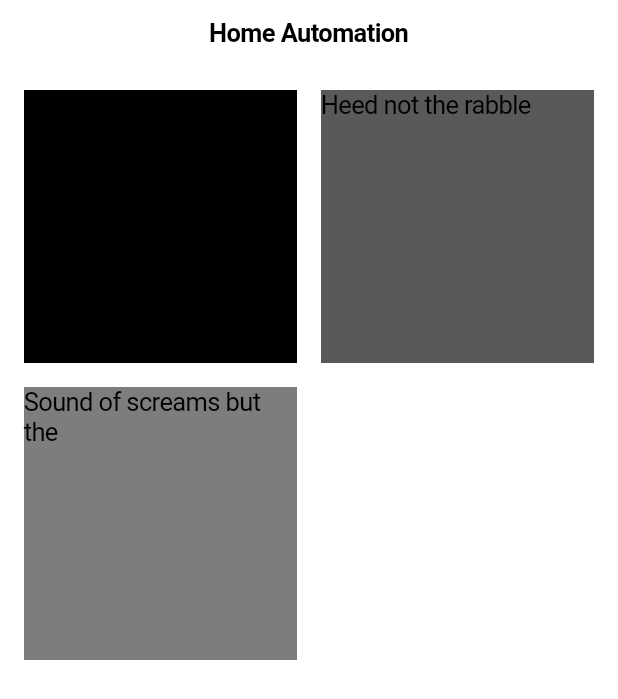
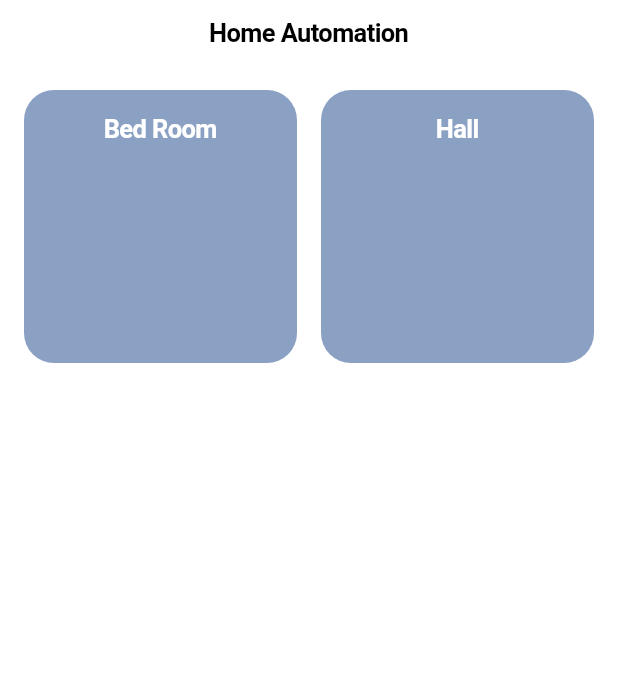
Before and after one commit to kumarayushkumar/Heimation, a Flutter app: the screen it shows after launch, on a phone screen of 412 x 824 dp. Shown: the top 699 px of the screen. Run offline on Flutter 3.47's test engine with Material 2 defaults, Android fonts, the phone set to English and light mode, and no system bars.

Commit message:
item widget created

```diff
--- a/lib/components/item.dart
+++ b/lib/components/item.dart
@@ -1,14 +1,52 @@
 import 'package:flutter/cupertino.dart';
-import '../variables.dart';
+import 'package:flutter/material.dart';
+import 'package:heimation/variables.dart';
 
-class Item extends StatelessWidget {
-  const Item({super.key});
+class Item extends StatefulWidget {
+  final double itemEdgeInsets;
+  final double borderRadius;
+  final String itemName;
+
+  const Item({
+    Key? key,
+    this.itemEdgeInsets = 16,
+    this.borderRadius = 20,
+    required this.itemName
+  }) : super(key: key);
+
+  @override
+  State<Item> createState() => _ItemState();
+}
+
+class _ItemState extends State<Item> {
+  bool _isOn = false;
 
   @override
   Widget build(BuildContext context) {
-    return Container(
-      color: CupertinoColors.black,
-      child: const Text("He'd have you all unravel at the"),
+    return GestureDetector(
+      onTap: () {
+        setState(() {
+          _isOn =_isOn ? false : true;
+        });
+      },
+      child: Container(
+        decoration: BoxDecoration(
+          borderRadius: BorderRadius.circular(borderRadius),
+          color: _isOn ? const Color(0xAA007FFF):const Color(0xAA5072A7),
+        ),
+        padding: const EdgeInsets.all(itemEdgeInsets),
+        child: Column(
+          children: <Widget>[
+            Text(
+              widget.itemName,
+              style: const TextStyle(
+                fontWeight: FontWeight.bold,
+                color: Colors.white,
+              ),
+            ),
+          ],
+        )
+      ),
     );
   }
 }
--- a/lib/home.dart
+++ b/lib/home.dart
@@ -1,4 +1,5 @@
 import 'package:flutter/cupertino.dart';
+import 'package:heimation/components/item.dart';
 import 'variables.dart';
 
 class Home extends StatefulWidget {
@@ -22,19 +23,9 @@ class _Home extends State<Home> {
           crossAxisCount: 2,
           mainAxisSpacing: gridPaddning,
           crossAxisSpacing: gridPaddning,
-          children: <Widget>[
-            Container(
-              color: CupertinoColors.black,
-              child: const Text("He'd have you all unravel at the"),
-            ),
-            Container(
-              color: const Color.fromARGB(255, 89, 89, 89),
-              child: const Text('Heed not the rabble'),
-            ),
-            Container(
-              color: const Color.fromARGB(255, 126, 125, 125),
-              child: const Text('Sound of screams but the'),
-            ),
+          children: const <Widget>[
+            Item(itemName: 'Bed Room',),
+            Item(itemName: 'Hall',),
           ],
         ),
       ),
--- a/lib/variables.dart
+++ b/lib/variables.dart
@@ -1,3 +1,4 @@
 const double gridPaddning = 16;
-
+const double borderRadius = 20;
+const double itemEdgeInsets = 16;
 //colors
```
